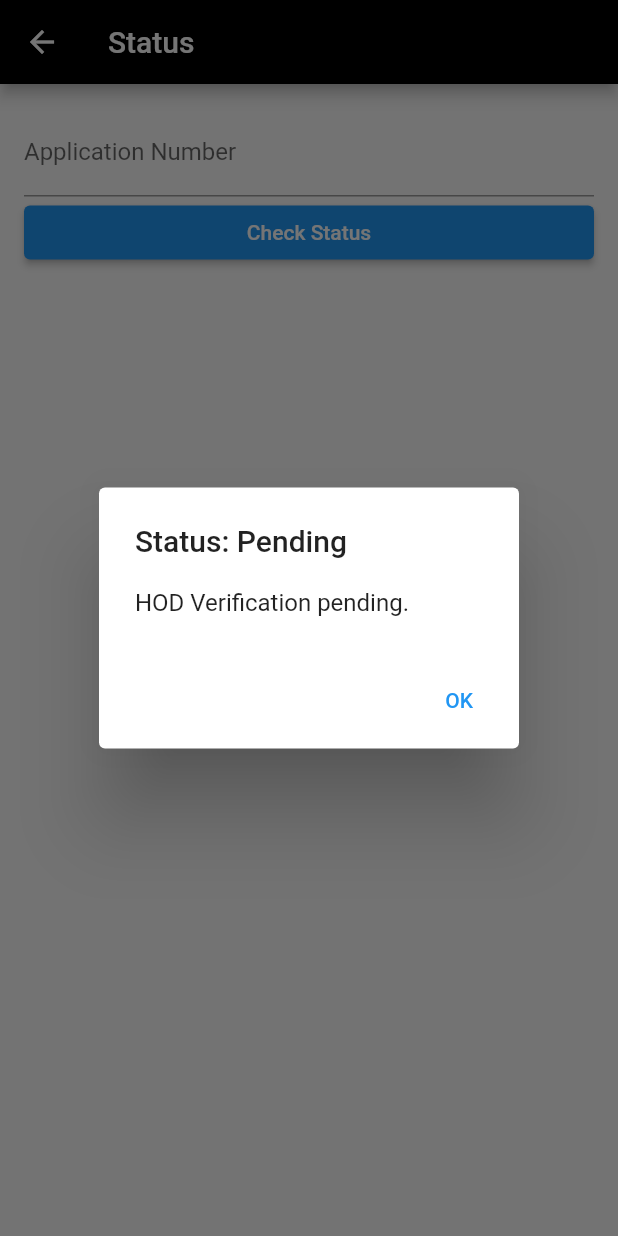
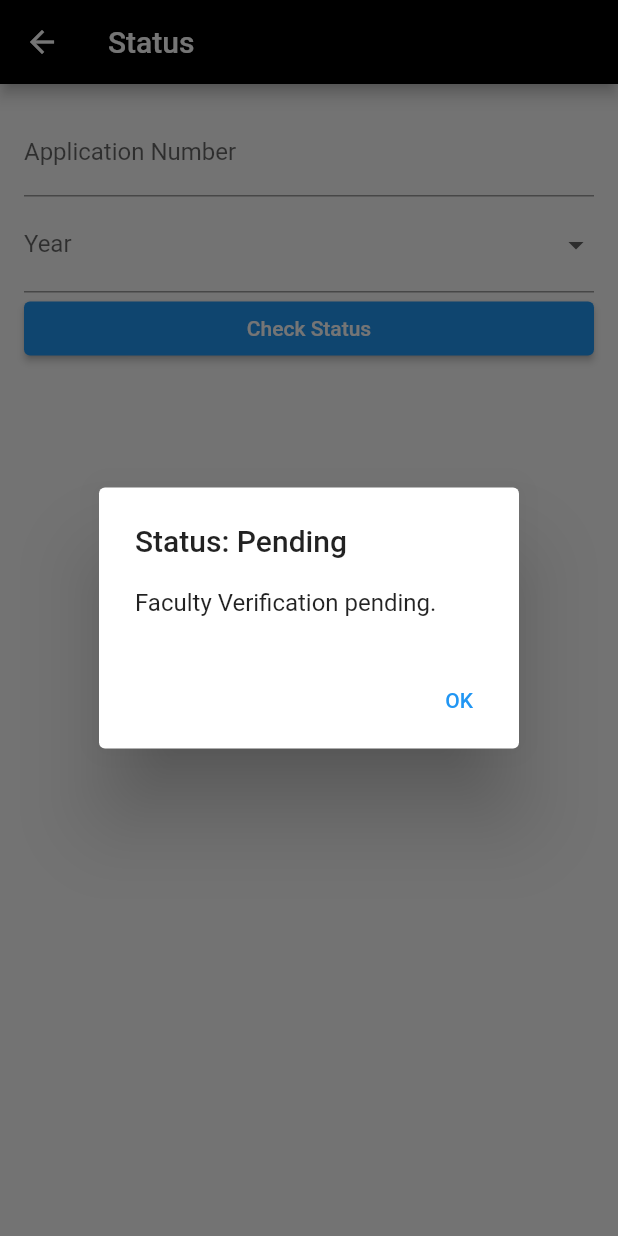
Before and after one commit to kichu6512/gatepassapp, a Flutter app: the StatusPage screen opened directly, after a tap on "Check Status", on a phone screen of 412 x 824 dp. Run offline on Flutter 3.47's test engine with Material 2 defaults, Android fonts, the phone set to English and light mode, and no system bars; our stand-ins replace cloud_firestore, firebase_auth, firebase_core, flutter_local_notifications, flutter_tts, qr_flutter; missing offline and left inert: flutter_barcode_scanner; accounts and stored records are empty.

Commit message:
dept set

```diff
--- a/lib/principal.dart
+++ b/lib/principal.dart
@@ -12,6 +12,7 @@ class MyData {
   final String reason;
   final String email;
   final String date;
+  final String year;
 
   MyData({
     required this.applicationNumber,
@@ -21,6 +22,7 @@ class MyData {
     required this.reason,
     required this.email,
     required this.date,
+    required this.year,
   });
 }
 
@@ -77,6 +79,7 @@ class _PrincipalState extends State<Principal> {
             reason: change.doc['reason'],
             email: change.doc['email'],
             date: change.doc['date'],
+            year: change.doc['year'],
           );
           showNotification('New Request', 'Request by ${newData.name} is Recommended.');
         }
@@ -122,6 +125,7 @@ class _PrincipalState extends State<Principal> {
           reason: doc['reason'],
           email: doc['email'],
           date: doc['date'],
+          year: doc['year']
         );
 
       }).toList();
@@ -193,6 +197,7 @@ class _PrincipalState extends State<Principal> {
           Text('Reason: ${data.reason}'),
           Text('Email: ${data.email}'),
           Text('Date: ${data.date}'),
+          Text('Year: ${data.year}'),
         ],
       ),
       trailing: Row(
--- a/lib/status.dart
+++ b/lib/status.dart
@@ -1,8 +1,8 @@
-
 import 'package:flutter/material.dart';
 import 'package:cloud_firestore/cloud_firestore.dart';
 import 'package:qr_flutter/qr_flutter.dart';
 import 'package:intl/intl.dart';
+import 'package:firebase_auth/firebase_auth.dart';
 
 class StatusPage extends StatefulWidget {
   const StatusPage({Key? key}) : super(key: key);
@@ -13,6 +13,30 @@ class StatusPage extends StatefulWidget {
 
 class _StatusPageState extends State<StatusPage> {
   TextEditingController _applicationNumberController = TextEditingController();
+  String _currentUserDepartment = '';
+  String? _selectedYear;
+  List<String> _yearOptions = ['1', '2', '3', '4'];
+
+  @override
+  void initState() {
+    fetchCurrentUserDepartment();
+    super.initState();
+  }
+
+  Future<void> fetchCurrentUserDepartment() async {
+    User? user = FirebaseAuth.instance.currentUser;
+    if (user != null) {
+      DocumentSnapshot userSnapshot = await FirebaseFirestore.instance
+          .collection('users')
+          .doc(user.uid)
+          .get();
+      if (userSnapshot.exists) {
+        setState(() {
+          _currentUserDepartment = userSnapshot['department'];
+        });
+      }
+    }
+  }
 
   @override
   Widget build(BuildContext context) {
@@ -29,28 +53,48 @@ class _StatusPageState extends State<StatusPage> {
             children: [
               TextFormField(
                 controller: _applicationNumberController,
-                decoration: const InputDecoration(labelText: 'Application Number'),
+                decoration:
+                    const InputDecoration(labelText: 'Application Number'),
+              ),
+              DropdownButtonFormField<String>(
+                value: _selectedYear,
+                onChanged: (String? newValue) {
+                  setState(() {
+                    _selectedYear = newValue;
+                  });
+                },
+                items:
+                    _yearOptions.map<DropdownMenuItem<String>>((String value) {
+                  return DropdownMenuItem<String>(
+                    value: value,
+                    child: Text(value),
+                  );
+                }).toList(),
+                decoration: const InputDecoration(
+                  labelText: 'Year',
+                ),
               ),
               ElevatedButton(
                 onPressed: () async {
                   // Retrieve the entered application number
                   String applicationNumber = _applicationNumberController.text;
 
-                  // Check if the application number exists in the outpassform collection
+                  // Check if the application number exists in the outpassform$_currentUserDepartment$_selectedYear collection
                   DocumentSnapshot outpassFormSnapshot = await FirebaseFirestore
                       .instance
-                      .collection('outpassform')
+                      .collection(
+                          'outpassform$_currentUserDepartment$_selectedYear')
                       .doc(applicationNumber)
                       .get();
 
                   if (outpassFormSnapshot.exists) {
-                    // Application number exists in outpassform collection
+                    // Application number exists in outpassform$_currentUserDepartment$_selectedYear collection
                     showDialog(
                       context: context,
                       builder: (BuildContext context) {
                         return AlertDialog(
                           title: const Text('Status: Pending'),
-                          content: const Text('HOD Verification pending.'),
+                          content: const Text('Faculty Verification pending.'),
                           actions: [
                             TextButton(
                               onPressed: () {
@@ -63,7 +107,35 @@ class _StatusPageState extends State<StatusPage> {
                       },
                     );
                   } else {
-                    // Check if the application number exists in the approvedrequest collection
+                    // Check if the application number exists in the facultyapproved collection
+                    DocumentSnapshot approvedRequestSnapshot =
+                        await FirebaseFirestore.instance
+                            .collection(
+                                'facultyapproved$_currentUserDepartment')
+                            .doc(applicationNumber)
+                            .get();
+
+                    if (approvedRequestSnapshot.exists) {
+                      // Application number exists in approvedRequests collection
+                      showDialog(
+                        context: context,
+                        builder: (BuildContext context) {
+                          return AlertDialog(
+                            title: const Text('Status: Pending'),
+                            content: const Text('HOD Approval pending.'),
+                            actions: [
+                              TextButton(
+                                onPressed: () {
+                                  Navigator.of(context).pop();
+                                },
+                                child: const Text('OK'),
+                              ),
+                            ],
+                          );
+                        },
+                      );
+                    } else {
+                      // Check if the application number exists in the approvedRequests collection
                       DocumentSnapshot approvedRequestSnapshot =
                           await FirebaseFirestore.instance
                               .collection('approvedRequests')
@@ -71,13 +143,14 @@ class _StatusPageState extends State<StatusPage> {
                               .get();
 
                       if (approvedRequestSnapshot.exists) {
-                      // Application number exists in approvedrequest collection
+                        // Application number exists in approvedRequests collection
                         showDialog(
                           context: context,
                           builder: (BuildContext context) {
                             return AlertDialog(
                               title: const Text('Status: Pending'),
-                            content: const Text('Principal Approval pending.'),
+                              content:
+                                  const Text('Principal Approval pending.'),
                               actions: [
                                 TextButton(
                                   onPressed: () {
@@ -103,7 +176,8 @@ class _StatusPageState extends State<StatusPage> {
                             context: context,
                             builder: (BuildContext context) {
                               return AlertDialog(
-                              contentPadding: const EdgeInsets.fromLTRB(24.0, 20.0, 24.0, 0),
+                                contentPadding: const EdgeInsets.fromLTRB(
+                                    24.0, 20.0, 24.0, 0),
                                 title: Center(
                                   child: Row(
                                     mainAxisAlignment: MainAxisAlignment.center,
@@ -123,7 +197,8 @@ class _StatusPageState extends State<StatusPage> {
                                 content: SingleChildScrollView(
                                   child: Column(
                                     mainAxisSize: MainAxisSize.min,
-                                  crossAxisAlignment: CrossAxisAlignment.start,
+                                    crossAxisAlignment:
+                                        CrossAxisAlignment.start,
                                     children: [
                                       Center(
                                         child: Container(
@@ -155,11 +230,13 @@ class _StatusPageState extends State<StatusPage> {
                                         ),
                                       ),
                                       const SizedBox(height: 8.0),
-                                    const Text('Your outpass has been granted.'),
+                                      const Text(
+                                          'Your outpass has been granted.'),
                                       const SizedBox(height: 8.0),
                                       const Text(
                                         'Details:',
-                                      style: TextStyle(fontWeight: FontWeight.bold),
+                                        style: TextStyle(
+                                            fontWeight: FontWeight.bold),
                                       ),
                                       const SizedBox(height: 4.0),
                                       Text(
@@ -181,7 +258,6 @@ class _StatusPageState extends State<StatusPage> {
                             // Set the background color of the dialog box
                             barrierColor: Colors.greenAccent.withOpacity(1),
                           );
-
                         } else {
                           // Application number does not exist in any collection
                           showDialog(
@@ -199,7 +275,8 @@ class _StatusPageState extends State<StatusPage> {
                                     const Text('Outpass Denied'),
                                   ],
                                 ),
-                              content: const Text('Contact HOD for more information'),
+                                content: const Text(
+                                    'Contact HOD for more information'),
                                 actions: [
                                   TextButton(
                                     onPressed: () {
@@ -218,6 +295,7 @@ class _StatusPageState extends State<StatusPage> {
                     }
                     // Clear the text field
                     _applicationNumberController.clear();
+                  }
                 },
                 child: const Text('Check Status'),
               ),
--- a/lib/student.dart
+++ b/lib/student.dart
@@ -26,6 +26,9 @@ class _StudentState extends State<Student> {
   String _currentDepartmentSelected = '';
   List<String> departmentOptions = [];
 
+  String _currentYearSelected = '';
+  List<String> yearOptions = [];
+
   @override
   void dispose() {
     _nameController.dispose();
@@ -41,6 +44,10 @@ class _StudentState extends State<Student> {
   void initState() {
     departmentOptions = ['CSE', 'ECE', 'EEE', 'CE', 'ME'];
     _currentDepartmentSelected = departmentOptions.isNotEmpty ? departmentOptions[0] : '';
+
+    yearOptions = ['1', '2', '3', '4'];
+    _currentYearSelected = yearOptions.isNotEmpty ? yearOptions[0] : '';
+
     super.initState();
   }
 
@@ -50,9 +57,9 @@ class _StudentState extends State<Student> {
       appBar: AppBar(
         title: Row(
           children: [
-            const Icon(Icons.school), // Student icon
-            const SizedBox(width: 8), // Add some spacing between the icon and the title
-            const Text("Student"), // Title text
+            const Icon(Icons.school),
+            const SizedBox(width: 8),
+            const Text("Student"),
           ],
         ),
         backgroundColor: Colors.black,
@@ -113,6 +120,21 @@ class _StudentState extends State<Student> {
                         }
                         return null;
                       },
+                    ),
+                    DropdownButtonFormField<String>(
+                      value: _currentYearSelected,
+                      decoration: const InputDecoration(labelText: 'Year'),
+                      onChanged: (newValue) {
+                        setState(() {
+                          _currentYearSelected = newValue!;
+                        });
+                      },
+                      items: yearOptions.map((year) {
+                        return DropdownMenuItem<String>(
+                          value: year,
+                          child: Text(year),
+                        );
+                      }).toList(),
                     ),
                     GestureDetector(
                       onTap: () {
@@ -193,6 +215,7 @@ class _StudentState extends State<Student> {
                           String name = _nameController.text;
                           String email = _emailController.text;
                           String roll = _rollController.text;
+                          String year = _currentYearSelected;
                           String date = _dateController.text;
                           String time = _timeController.text;
                           String reason = _reasonController.text;
@@ -202,7 +225,7 @@ class _StudentState extends State<Student> {
                           try {
                             User? user = FirebaseAuth.instance.currentUser;
 
-                            String collectionName = 'outpassform$department'; // Get the collection name based on the department
+                            String collectionName = 'outpassform$department$year';
 
                             DocumentReference docRef = await FirebaseFirestore
                                 .instance
@@ -211,6 +234,7 @@ class _StudentState extends State<Student> {
                               'name': name,
                               'email': email,
                               'roll': roll,
+                              'year': year,
                               'date': date,
                               'time': time,
                               'reason': reason,
```
Also changed, not shown: lib/login.dart (+12 -5 lines), lib/main.dart (+6 -9 lines), lib/register.dart (+3 -4 lines), lib/teacher.dart (+219 -239 lines), 1 other file. Lines whose indentation alone changed are shown as unchanged.
